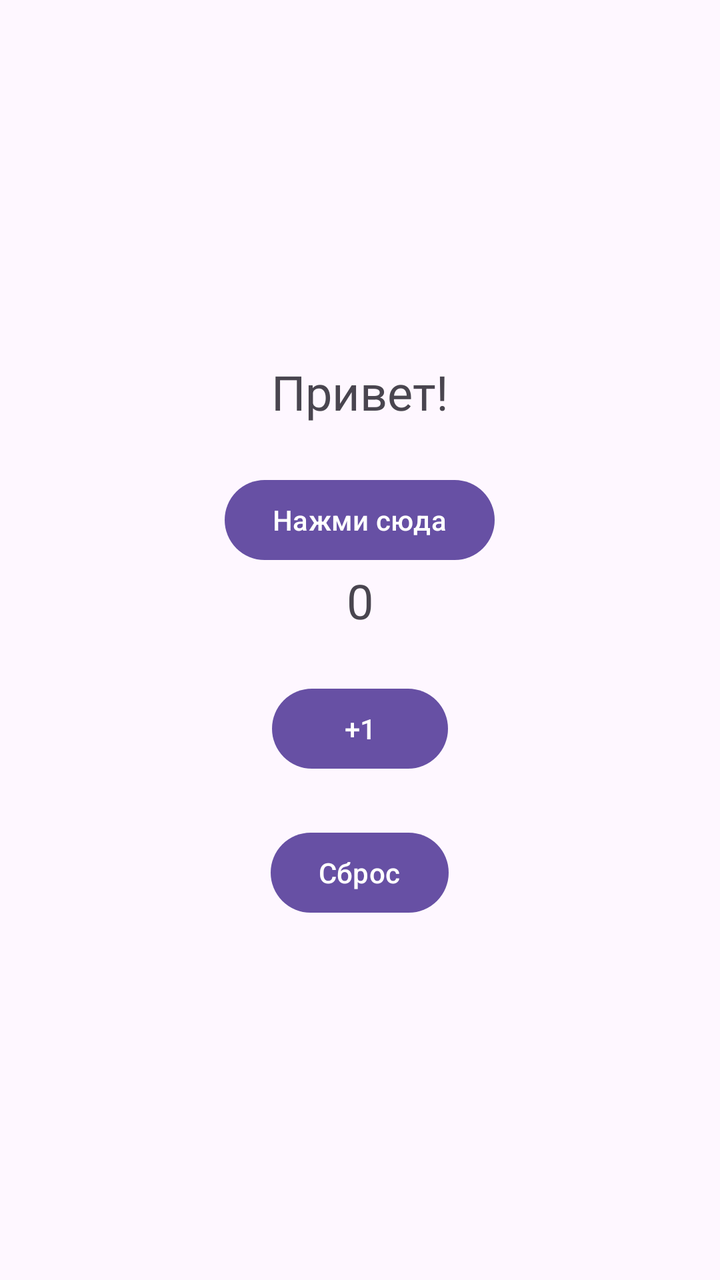
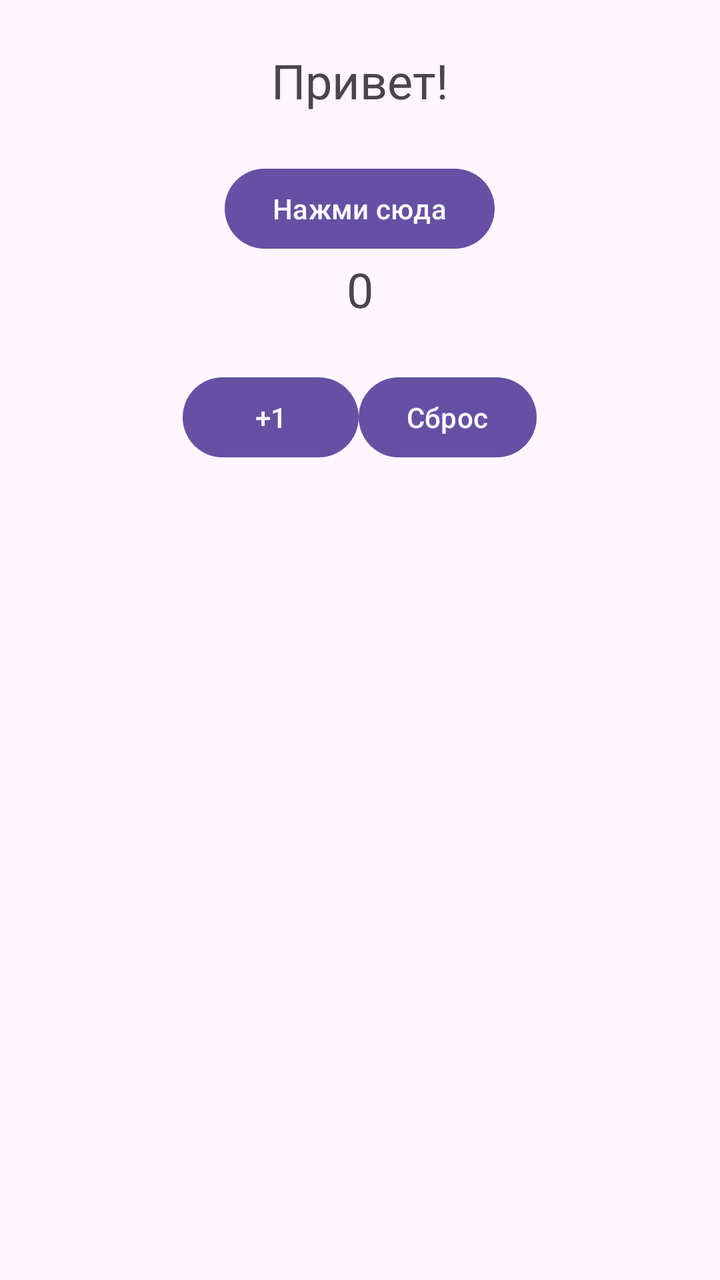

Compare the two renders of this Android layout. The source of the first and the diff that turns it into the second are given below.
<!-- AndroidManifest.xml: application theme Theme.MyFirstApp -->
<!-- res/layout/activity_main.xml -->
<?xml version="1.0" encoding="utf-8"?>
<LinearLayout
    xmlns:android="http://schemas.android.com/apk/res/android"
    android:layout_width="match_parent"
    android:layout_height="match_parent"
    android:orientation="vertical"
    android:gravity="center"
    android:padding="24dp">

    <TextView
        android:id="@+id/textView"
        android:layout_height="wrap_content"
        android:layout_width="wrap_content"
        android:text="Привет!"
        android:textSize="24sp"/>

    <Button
        android:id="@+id/button"
        android:layout_width="wrap_content"
        android:layout_height="wrap_content"
        android:layout_marginTop="24dp"
        android:text="Нажми сюда" />

    <TextView
        android:id="@+id/textViewCounter"
        android:layout_height="wrap_content"
        android:layout_width="wrap_content"
        android:text="0"
        android:textSize="24sp"/>

    <Button
        android:id="@+id/buttonAdd"
        android:layout_width="wrap_content"
        android:layout_height="wrap_content"
        android:layout_marginTop="24dp"
        android:text="+1" />

    <Button
        android:id="@+id/buttonReset"
        android:layout_width="wrap_content"
        android:layout_height="wrap_content"
        android:layout_marginTop="24dp"
        android:text="Сброс" />


</LinearLayout>
<!-- resources referenced by this layout -->
<resources>
  <style name="Theme.MyFirstApp" parent="Base.Theme.MyFirstApp">
          <item name="windowActionBar">true</item>
          <item name="windowNoTitle">false</item>
      </style>
  <style name="Base.Theme.MyFirstApp" parent="Theme.Material3.DayNight">
          
          
      </style>
</resources>

<!-- the commit's change to res/layout/activity_main.xml (unified diff, before → after) -->
@@ -28,19 +28,29 @@
         android:text="0"
         android:textSize="24sp"/>
 
-    <Button
-        android:id="@+id/buttonAdd"
-        android:layout_width="wrap_content"
-        android:layout_height="wrap_content"
-        android:layout_marginTop="24dp"
-        android:text="+1" />
+    <LinearLayout
+        android:layout_width="match_parent"
+        android:layout_height="match_parent"
+        android:orientation="horizontal"
+        android:gravity="center_horizontal">
 
-    <Button
-        android:id="@+id/buttonReset"
-        android:layout_width="wrap_content"
-        android:layout_height="wrap_content"
-        android:layout_marginTop="24dp"
-        android:text="Сброс" />
+        <Button
+            android:id="@+id/buttonAdd"
+            android:layout_width="wrap_content"
+            android:layout_height="wrap_content"
+            android:layout_marginTop="24dp"
+            android:text="+1" />
+
+        <Button
+            android:id="@+id/buttonReset"
+            android:layout_width="wrap_content"
+            android:layout_height="wrap_content"
+            android:layout_marginTop="24dp"
+            android:text="Сброс" />
+
+
+    </LinearLayout>
+
 
 
 </LinearLayout>
